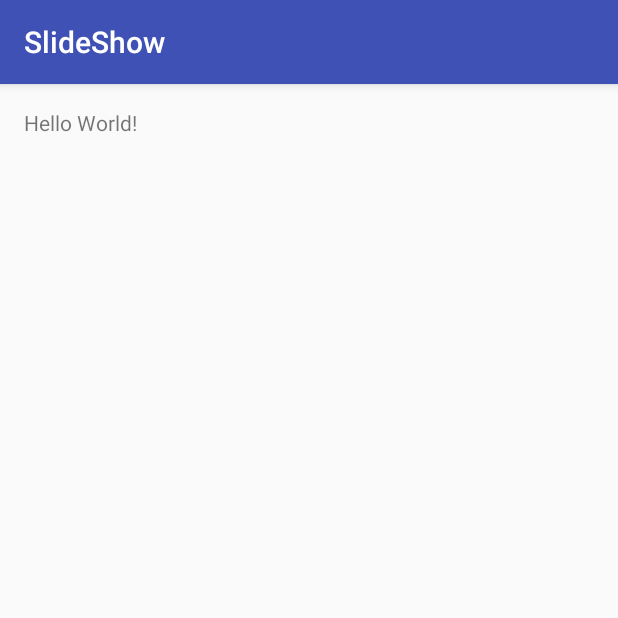
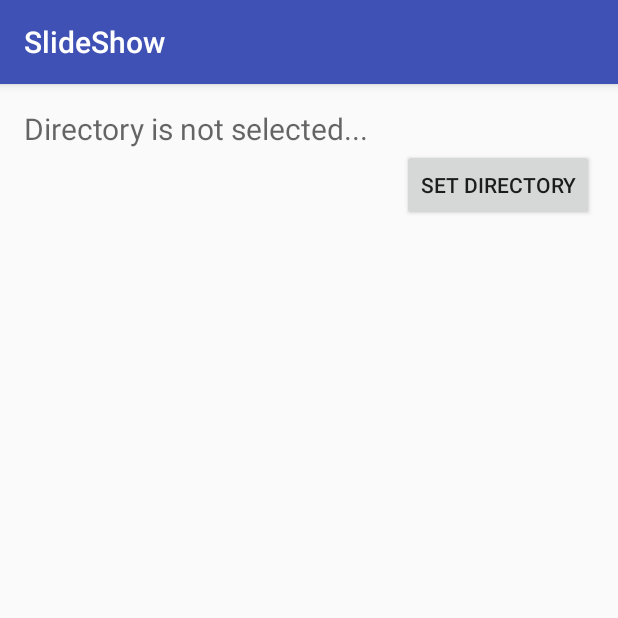
Before and after one commit to rqlh321/PicturesAlarm-W, an Android app: the screen it shows after launch (MainActivity), on a phone screen of 412 x 824 dp, the top half of it. Run offline under Robolectric (Android 15) with nearby library versions, the phone set to English and light mode, and no system bars.

Commit message:
1) выбор источника данных - папка во внутренней памяти или SD-карте

```diff
--- a/app/src/main/AndroidManifest.xml
+++ b/app/src/main/AndroidManifest.xml
@@ -15,6 +15,11 @@
                 <category android:name="android.intent.category.LAUNCHER" />
             </intent-filter>
         </activity>
+        <activity android:name=".OpenDir">
+            <intent-filter>
+            <action android:name="android.intent.action.ChooseDirectory"/>
+            </intent-filter>
+        </activity>
     </application>
 
 </manifest>
--- a/app/src/main/java/com/example/sic/slideshow/MainActivity.java
+++ b/app/src/main/java/com/example/sic/slideshow/MainActivity.java
@@ -1,13 +1,39 @@
 package com.example.sic.slideshow;
 
+import android.content.Intent;
 import android.support.v7.app.AppCompatActivity;
 import android.os.Bundle;
+import android.view.View;
+import android.widget.Button;
+import android.widget.EditText;
+import android.widget.TextView;
 
 public class MainActivity extends AppCompatActivity {
+    TextView setDirText;
+    Button setDirButton;
 
     @Override
     protected void onCreate(Bundle savedInstanceState) {
         super.onCreate(savedInstanceState);
         setContentView(R.layout.activity_main);
+
+        setDirText= (TextView) findViewById(R.id.setDirTextView);
+        setDirButton= (Button) findViewById(R.id.setDirButton);
+
+        setDirButton.setOnClickListener(new View.OnClickListener() {
+            @Override
+            public void onClick(View view) {
+                Intent intent = new Intent(MainActivity.this,OpenDir.class);
+                startActivityForResult(intent, 1);
+            }
+        });
+    }
+
+    @Override
+    public void onActivityResult(int requestCode, int resultCode, Intent data)
+    {
+        if (data == null) {return;}
+        String url = data.getStringExtra("url");
+        setDirText.setText(url);
     }
 }
--- a/app/src/main/res/layout/activity_main.xml
+++ b/app/src/main/res/layout/activity_main.xml
@@ -12,5 +12,18 @@
     <TextView
         android:layout_width="wrap_content"
         android:layout_height="wrap_content"
-        android:text="Hello World!" />
+        android:hint="@string/directory_not_set"
+        android:textSize="20dp"
+        android:layout_alignParentTop="true"
+        android:layout_alignParentStart="true"
+        android:id="@+id/setDirTextView"
+        android:layout_alignEnd="@+id/setDirButton" />
+
+    <Button
+        android:layout_width="wrap_content"
+        android:layout_height="wrap_content"
+        android:text="@string/set_directory"
+        android:id="@+id/setDirButton"
+        android:layout_below="@+id/setDirTextView"
+        android:layout_alignParentEnd="true" />
 </RelativeLayout>
--- a/app/src/main/res/values/strings.xml
+++ b/app/src/main/res/values/strings.xml
@@ -1,3 +1,9 @@
 <resources>
     <string name="app_name">SlideShow</string>
+    <string name="directory_not_set">Directory is not selected...</string>
+    <string name="set_directory">Set Directory</string>
+    <string name="open_go">Choose this directory</string>
+    <string name="open_back">Back</string>
+
+
 </resources>
```
